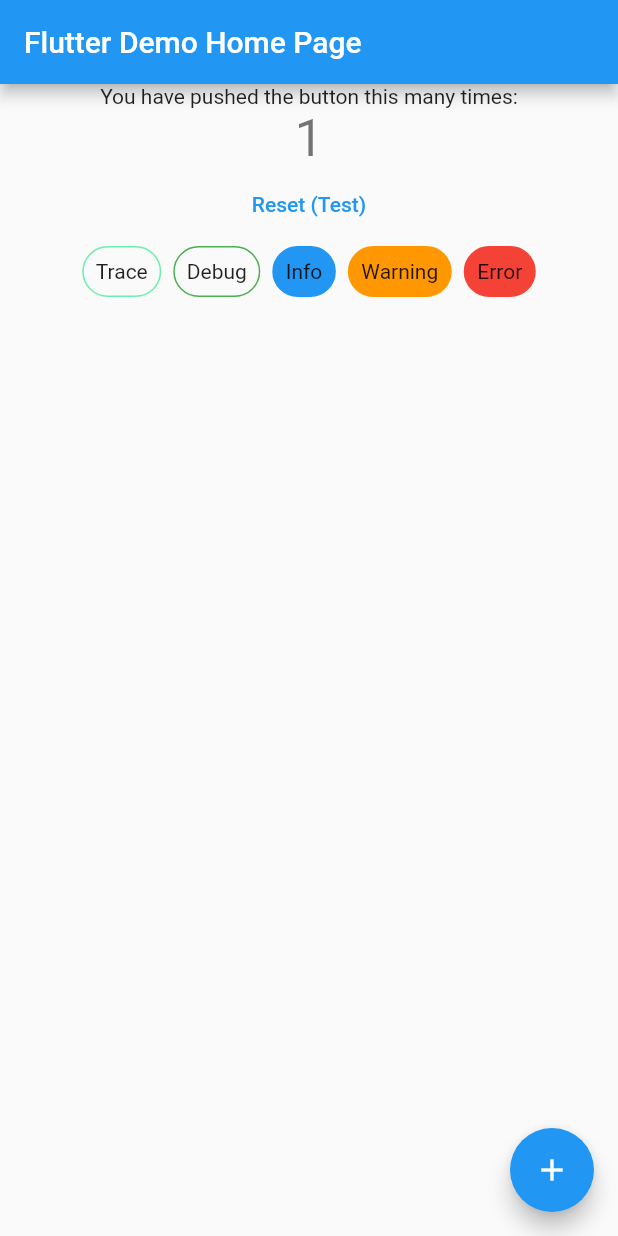
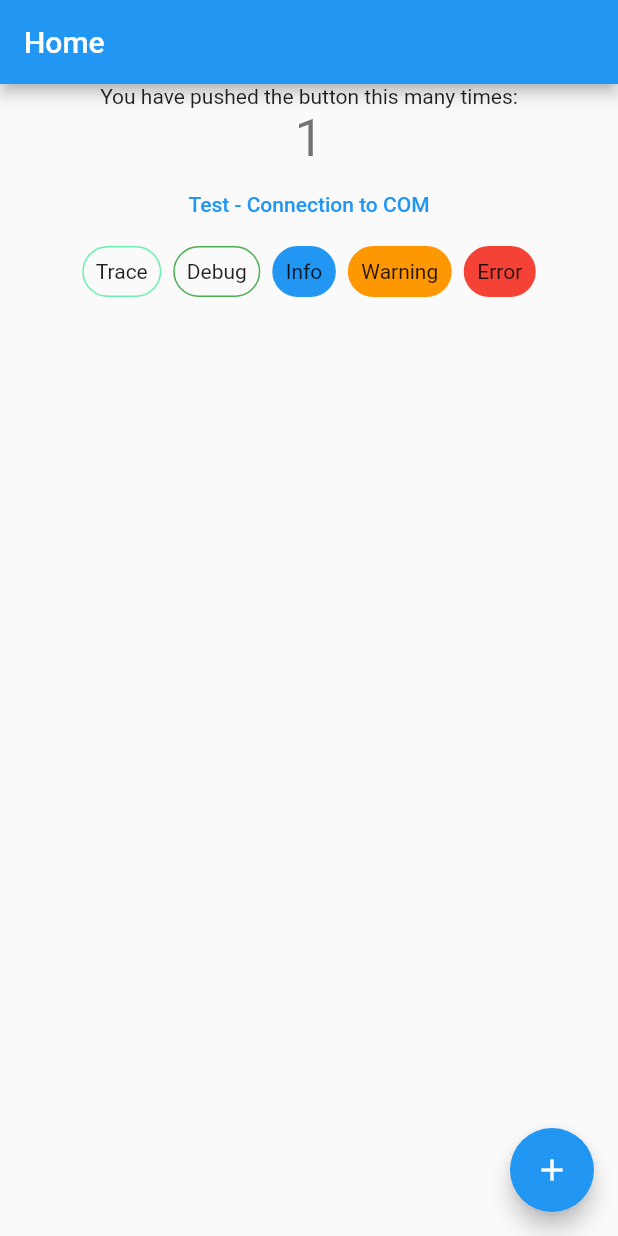
Before and after one commit to Marc-R2/com_flutter_client, a Flutter app: the screen it shows after launch, after a tap on the "add" icon, on a phone screen of 412 x 824 dp. Run offline on Flutter 3.47's test engine with Material 2 defaults, Android fonts, the phone set to English and light mode, and no system bars; our stand-ins replace beamer; missing offline and left inert: com_client.

```diff
--- a/example/lib/main.dart
+++ b/example/lib/main.dart
@@ -4,29 +4,13 @@ import 'package:com_flutter_client/com_flutter_client.dart';
 
 void main() {
   // Message.info(title: 'App is starting');
-  runApp(const MyApp());
-}
-
-class MyApp extends StatelessWidget {
-  const MyApp({super.key});
-
-  // This widget is the root of your application.
-  @override
-  Widget build(BuildContext context) {
-    return MaterialApp(
-      title: 'Flutter Demo',
-      theme: ThemeData(
-        primarySwatch: Colors.blue,
-      ),
-      home: const MyHomePage(title: 'Flutter Demo Home Page'),
-    );
-  }
+  runApp(COMApp(
+    homePage: MyHomePage(),
+  ));
 }
 
 class MyHomePage extends StatefulWidget {
-  const MyHomePage({super.key, required this.title});
-
-  final String title;
+  const MyHomePage({super.key});
 
   @override
   State<MyHomePage> createState() => _MyHomePageState();
@@ -77,10 +61,10 @@ class _MyHomePageState extends State<MyHomePage> {
   Widget build(BuildContext context) {
     return Scaffold(
       appBar: AppBar(
-        title: Text(widget.title),
+        title: const Text('Home'),
       ),
-      body: Center(
-        child: Column(
+      body: Column(
+        crossAxisAlignment: CrossAxisAlignment.center,
         mainAxisAlignment: MainAxisAlignment.center,
         children: <Widget>[
           const Text('You have pushed the button this many times:'),
@@ -97,11 +81,10 @@ class _MyHomePageState extends State<MyHomePage> {
               await Future.wait(ms.toList());
               setState(() => _counter = 0);
             },
-              child: const Text('Reset (Test)'),
+            child: const Text('Test - Connection to COM'),
           ),
           const Expanded(child: InteractiveConsole()),
         ],
-        ),
       ),
       floatingActionButton: FloatingActionButton(
         onPressed: _incrementCounter,
--- a/lib/com_flutter_client.dart
+++ b/lib/com_flutter_client.dart
@@ -1,10 +1,13 @@
 library com_flutter_client;
 
 export 'package:com_client/com_client.dart';
+export 'package:beamer/beamer.dart';
 
 import 'package:com_flutter_client/com_flutter_client.dart';
+import 'package:com_flutter_client/settings/settings.dart';
 import 'package:com_flutter_client/util/pill_select.dart';
 import 'package:flutter/material.dart';
+import 'package:beamer/beamer.dart';
 
 part 'console/log_console.dart';
 
@@ -15,3 +18,43 @@ class Calculator {
   /// Returns [value] plus 1.
   int addOne(int value) => value + 1;
 }
+
+class COMApp extends StatelessWidget {
+  COMApp({
+    super.key,
+    required this.homePage,
+    this.errorPage,
+  });
+
+  final Widget homePage;
+  final Widget? errorPage;
+
+  late final routerDelegate = BeamerDelegate(
+    initialPath: '/',
+    notFoundPage: BeamPage(
+      key: const ValueKey('404'),
+      child: errorPage ?? const Scaffold(
+        body: Center(
+          child: Text('404 - Not Found'),
+        ),
+      ),
+    ),
+    locationBuilder: RoutesLocationBuilder(
+      routes: {
+        '/': (context, state, data) => homePage,
+        '/settings': (context, state, data) => const Settings(),
+        '/settings/console': (context, state, data) => const InteractiveConsole(),
+        '/settings/console/log': (context, state, data) => const LogConsole(),
+        '/settings/console/log/:message': (context, state, data) => homePage,
+      },
+    ),
+  );
+
+  @override
+  Widget build(BuildContext context) {
+    return MaterialApp.router(
+      routeInformationParser: BeamerParser(),
+      routerDelegate: routerDelegate,
+    );
+  }
+}
--- a/lib/console/interactive_console.dart
+++ b/lib/console/interactive_console.dart
@@ -16,7 +16,8 @@ class _InteractiveConsoleState extends State<InteractiveConsole> {
 
   @override
   Widget build(BuildContext context) {
-    return Column(
+    return Scaffold(
+      body: Column(
         children: [
           SingleChildScrollView(
             scrollDirection: Axis.horizontal,
@@ -68,6 +69,7 @@ class _InteractiveConsoleState extends State<InteractiveConsole> {
             ),
           )
         ],
+      ),
     );
   }
 }
--- /dev/null
+++ b/lib/settings/settings.dart
@@ -0,0 +1,18 @@
+
+import 'package:flutter/material.dart';
+
+class Settings extends StatelessWidget {
+  const Settings({super.key});
+
+  @override
+  Widget build(BuildContext context) {
+    return Scaffold(
+      appBar: AppBar(
+        title: const Text('Settings'),
+      ),
+      body: const Center(
+        child: Text('Settings - Coming Soon'),
+      ),
+    );
+  }
+}
--- a/pubspec.yaml
+++ b/pubspec.yaml
@@ -10,6 +10,7 @@ environment:
   flutter: ">=1.17.0"
 
 dependencies:
+  beamer: ^1.5.3
   com_client:
     path: ../com_client
     # git:
```
Also changed, not shown: 6 other files. Lines whose indentation alone changed are shown as unchanged.
